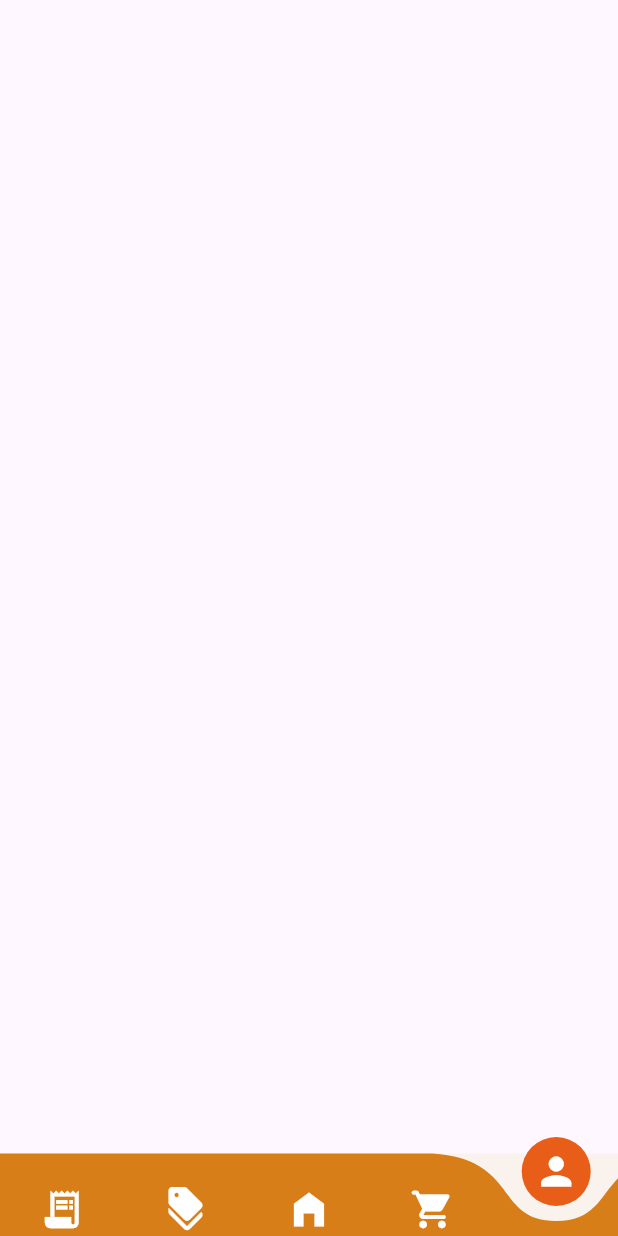
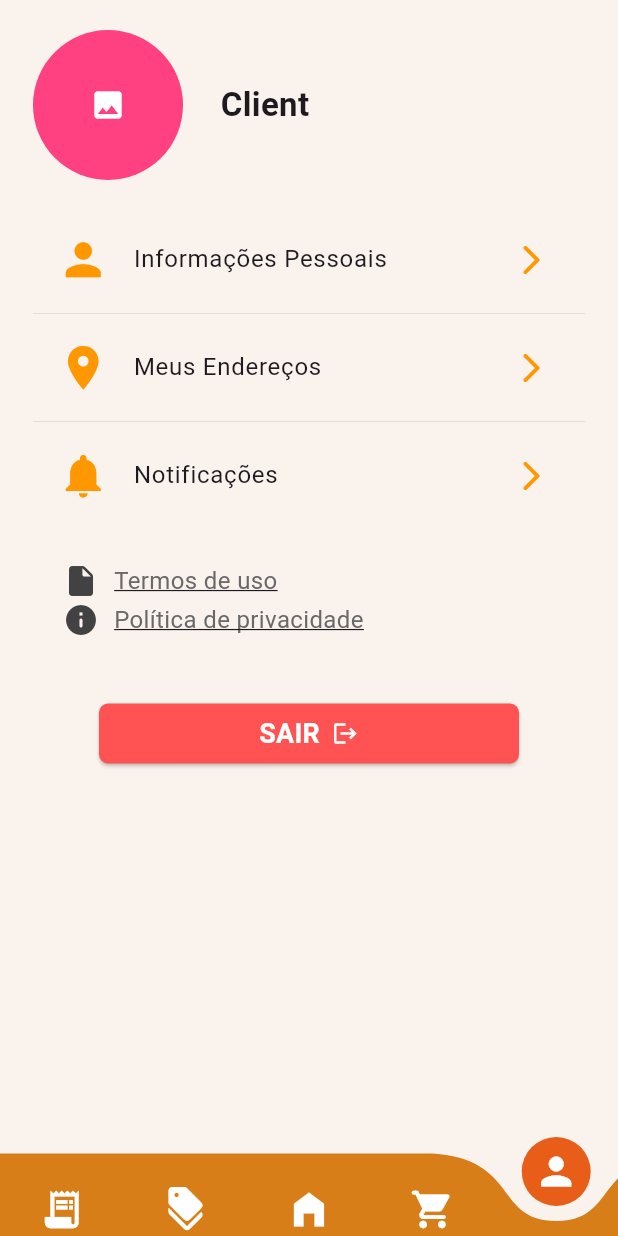
Before and after one commit to Av3z/egas_brothers_pizzaria, a Flutter app: the screen it shows once a user with an empty profile is signed in, item 5 of the bottom bar chosen, on a phone screen of 412 x 824 dp. Run offline on Flutter 3.47's test engine with Material 3 defaults, Android fonts, the phone set to English and light mode, and no system bars; drawn by our look-alikes of curved_navigation_bar; our stand-ins replace cloud_firestore, firebase_auth, firebase_core; accounts and stored records are empty; generated files the repository leaves out were written again.

Commit message:
feat: add layout to profile page

```diff
--- a/lib/src/pages/profile_page.dart
+++ b/lib/src/pages/profile_page.dart
@@ -1,10 +1,168 @@
+import 'package:egas_brothers_pizzaria/src/services/auth_service.dart';
 import 'package:flutter/material.dart';
 
 class ProfilePage extends StatelessWidget {
-  const ProfilePage({super.key});
+  ProfilePage({super.key});
+  final AuthService _authService = AuthService();
+
+  onPress() async {
+    await _authService.loggoutUser();
+  }
 
   @override
   Widget build(BuildContext context) {
-    return Container();
+    return SafeArea(
+      child: Container(
+        color: const Color(0xFFFAF2ED),
+        padding: const EdgeInsets.symmetric(horizontal: 22, vertical: 20),
+        child: Column(
+          children: [
+            const Row(
+              children: [
+                CircleAvatar(
+                  maxRadius: 50,
+                  backgroundColor: Colors.pinkAccent,
+                  child: Icon(
+                    Icons.image,
+                    color: Colors.white,
+                  ),
+                ),
+                SizedBox(
+                  width: 25,
+                ),
+                Text(
+                  'Client',
+                  style: TextStyle(fontWeight: FontWeight.bold, fontSize: 22),
+                )
+              ],
+            ),
+            const SizedBox(
+              height: 25,
+            ),
+            const ListTile(
+                leading: Icon(
+                  Icons.person,
+                  size: 35,
+                  color: Colors.orange,
+                ),
+                title: Text('Informações Pessoais'),
+                trailing: Icon(
+                  Icons.arrow_forward_ios_rounded,
+                  color: Colors.orange,
+                )),
+            const Divider(
+              thickness: 0.3,
+            ),
+            const ListTile(
+                leading: Icon(
+                  Icons.location_on,
+                  size: 35,
+                  color: Colors.orange,
+                ),
+                title: Text('Meus Endereços'),
+                trailing: Icon(
+                  Icons.arrow_forward_ios_rounded,
+                  color: Colors.orange,
+                )),
+            const Divider(
+              thickness: 0.3,
+            ),
+            const ListTile(
+                leading: Icon(
+                  Icons.notifications,
+                  size: 35,
+                  color: Colors.orange,
+                ),
+                title: Text('Notificações'),
+                trailing: Icon(
+                  Icons.arrow_forward_ios_rounded,
+                  color: Colors.orange,
+                )),
+            const SizedBox(
+              height: 30,
+            ),
+            Padding(
+              padding: const EdgeInsets.symmetric(horizontal: 20),
+              child: Column(
+                children: [
+                  Row(
+                    children: [
+                      Icon(
+                        Icons.insert_drive_file_rounded,
+                        color: Colors.grey[800],
+                      ),
+                      const SizedBox(
+                        width: 10,
+                      ),
+                      const Text(
+                        'Termos de uso',
+                        style: TextStyle(
+                            color: Color(0xFF696969),
+                            decoration: TextDecoration.underline,
+                            fontSize: 16),
+                      )
+                    ],
+                  ),
+                  const SizedBox(
+                    height: 2,
+                  ),
+                  Row(
+                    children: [
+                      Icon(
+                        Icons.info_rounded,
+                        color: Colors.grey[800],
+                      ),
+                      const SizedBox(
+                        width: 10,
+                      ),
+                      const Text(
+                        'Política de privacidade',
+                        style: TextStyle(
+                            color: Color(0xFF696969),
+                            decoration: TextDecoration.underline,
+                            fontSize: 16),
+                      )
+                    ],
+                  ),
+                ],
+              ),
+            ),
+            const SizedBox(
+              height: 40,
+            ),
+            SizedBox(
+              width: 280,
+              child: ElevatedButton(
+                style: ButtonStyle(
+                    shape: MaterialStatePropertyAll(RoundedRectangleBorder(
+                        borderRadius: BorderRadius.circular(6))),
+                    backgroundColor:
+                        const MaterialStatePropertyAll(Colors.redAccent)),
+                onPressed: onPress,
+                child: const Row(
+                  mainAxisAlignment: MainAxisAlignment.center,
+                  children: [
+                    Text(
+                      'SAIR',
+                      style: TextStyle(
+                          color: Colors.white,
+                          fontWeight: FontWeight.bold,
+                          fontSize: 18),
+                    ),
+                    SizedBox(
+                      width: 8,
+                    ),
+                    Icon(
+                      Icons.logout,
+                      color: Colors.white,
+                    )
+                  ],
+                ),
+              ),
+            ),
+          ],
+        ),
+      ),
+    );
   }
 }
```
